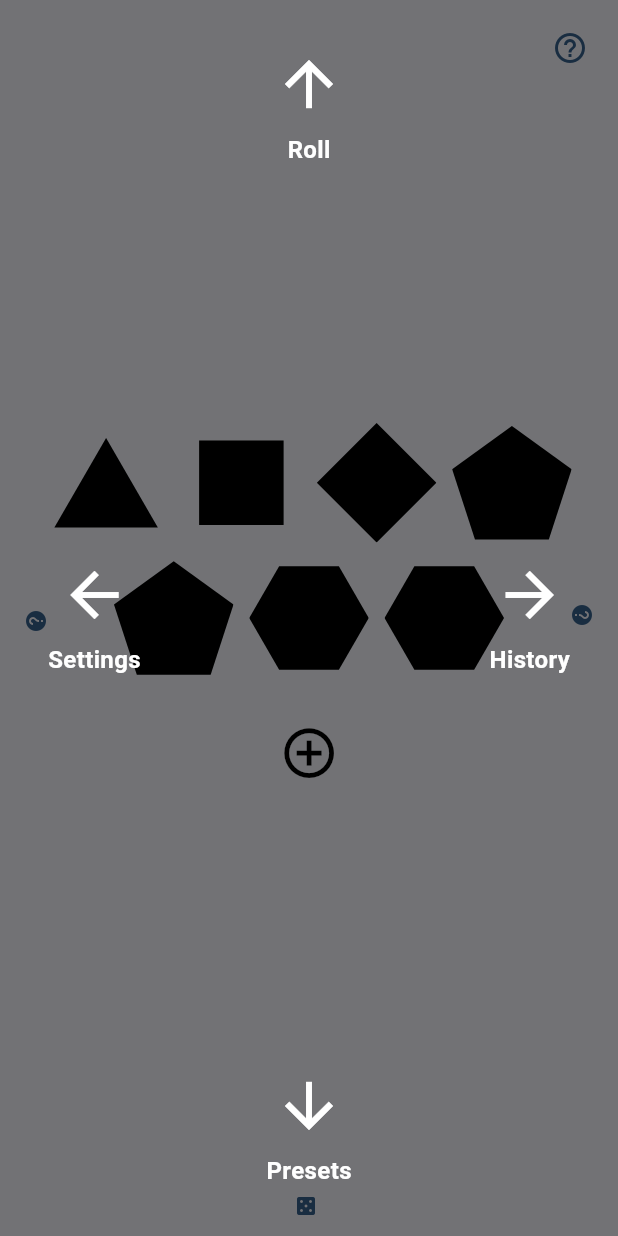
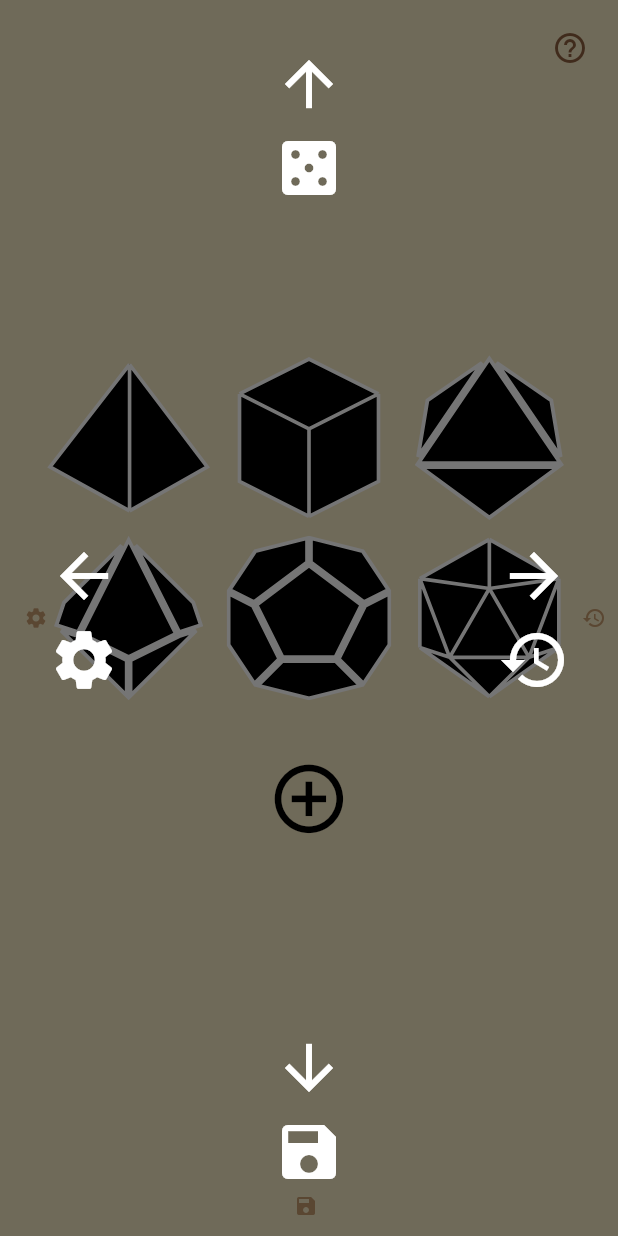
Before and after one commit to leorfernandes/mobile-dice-rolling, a Flutter app: the screen it shows after launch, on a phone screen of 412 x 824 dp. Run offline on Flutter 3.47's test engine with Material 3 defaults, Android fonts, the phone set to English and light mode, and no system bars; our stand-ins replace flutter_svg, just_audio, shared_preferences.

Commit message:
Themes and Dice Icons updated

```diff
--- a/lib/main.dart
+++ b/lib/main.dart
@@ -7,6 +7,7 @@ import 'providers/sound_provider.dart';
 import 'providers/history_provider.dart';
 import 'providers/preset_provider.dart';
 import 'providers/dice_set_provider.dart';
+import 'themes/app_theme.dart';
 
 void main() async {
   WidgetsFlutterBinding.ensureInitialized();
@@ -37,13 +38,9 @@ class MyApp extends StatelessWidget {
     return Consumer<ThemeProvider>(
       builder: (context, themeProvider, child) {
         return MaterialApp(
-          theme: ThemeData(
-            colorScheme: ColorScheme.fromSeed(
-              seedColor: Colors.blue,
-              brightness: themeProvider.isDarkMode ? Brightness.dark : Brightness.light,
-            ),
-            useMaterial3: true,
-          ),
+          theme: AppTheme.lightTheme,
+          darkTheme: AppTheme.darkTheme,
+          themeMode: ThemeMode.system,
           initialRoute: '/',
           routes: {
             '/': (context) => const MainScreen(),
--- a/lib/screens/main_screen.dart
+++ b/lib/screens/main_screen.dart
@@ -132,7 +132,6 @@ class _MainScreenState extends State<MainScreen> {
           duration: const Duration(milliseconds: 300),
           curve: Curves.easeInOut,
         ),
-        quarterTurns: 1,
       ));
     }
 
@@ -147,7 +146,6 @@ class _MainScreenState extends State<MainScreen> {
             duration: const Duration(milliseconds: 300),
             curve: Curves.easeInOut,
           ),
-          quarterTurns: 3,
         ),
         _buildEdgeTapArea(
           context: context,
@@ -157,7 +155,6 @@ class _MainScreenState extends State<MainScreen> {
             duration: const Duration(milliseconds: 300),
             curve: Curves.easeInOut,
           ),
-          quarterTurns: 1,
         ),
         _buildEdgeTapArea(
           context: context,
@@ -167,7 +164,6 @@ class _MainScreenState extends State<MainScreen> {
             duration: const Duration(milliseconds: 300),
             curve: Curves.easeInOut,
           ),
-          quarterTurns: 0,
           isHorizontal: true,
         ),
       ]);
@@ -183,7 +179,6 @@ class _MainScreenState extends State<MainScreen> {
           duration: const Duration(milliseconds: 300),
           curve: Curves.easeInOut,
         ),
-        quarterTurns: 3,
       ));
     }
 
@@ -197,7 +192,6 @@ class _MainScreenState extends State<MainScreen> {
           duration: const Duration(milliseconds: 300),
           curve: Curves.easeInOut,
         ),
-        quarterTurns: 0,
         isHorizontal: true,
       ));
     }
@@ -209,7 +203,6 @@ class _MainScreenState extends State<MainScreen> {
     required BuildContext context,
     required Alignment alignment,
     required VoidCallback onTap,
-    required int quarterTurns,
     bool isHorizontal = false,
   }) {
     return Positioned.fill(
@@ -224,20 +217,17 @@ class _MainScreenState extends State<MainScreen> {
             child: Center(
               child: Container(
                 padding: const EdgeInsets.symmetric(vertical: 8, horizontal: 16),
-                child: RotatedBox(
-                quarterTurns: quarterTurns,
                 child: Row(
                   mainAxisSize: MainAxisSize.min,
                   children: [
                     Icon(
                       _getIcon(alignment, _verticalPage, _horizontalPage),
-                      color: Theme.of(context).primaryColor,
+                      color: Theme.of(context).colorScheme.secondary,
                       size: 16,
                     ),
                     const SizedBox(width: 4),
                   ],
                 ),
-              ),
             ),
           ),
         ),
@@ -247,17 +237,17 @@ class _MainScreenState extends State<MainScreen> {
   }
 
   IconData _getIcon(Alignment alignment, int horizontalPage, int verticalPage) {
-    if (verticalPage == 0) {
+    if (_verticalPage == 0) {
       // On the horizontal pages
-      switch (horizontalPage) {
+      switch (_horizontalPage) {
         case 0: // Settings page
           if (alignment == Alignment.centerRight) return Icons.casino;
           break;
         case 1: // Dice Roller Page
           if (alignment == Alignment.centerLeft) return Icons.settings;
           if (alignment == Alignment.centerRight) return Icons.history;
-          if (alignment == Alignment.topCenter) return Icons.save;
-          if (alignment == Alignment.bottomCenter) return Icons.casino;
+          if (alignment == Alignment.topCenter) return Icons.casino;
+          if (alignment == Alignment.bottomCenter) return Icons.save;
           break;
         case 2: // History page
           if (alignment == Alignment.centerLeft) return Icons.casino;
--- /dev/null
+++ b/lib/themes/app_theme.dart
@@ -0,0 +1,94 @@
+import 'package:flutter/material.dart';
+
+class AppTheme {
+  static const colorPresets = [
+    ColorPreset(
+      name: 'Fantasy Classic',
+      primary: Color(0xFF8B5E3C),
+      background: Color(0xFFF3E6C2),
+      accent: Color(0xFFC49A6C),
+      text: Color(0xFF2E1B0B),
+    ),
+    ColorPreset(
+      name: 'Dark Classic',
+      primary: Color(0xFF4B1D3F),
+      background: Color(0xFF1A1A1D),
+      accent: Color(0xFFB00020),
+      text: Color(0xFFEDEDED),
+    ),
+    ColorPreset(
+      name: 'Dark Mystery',
+      primary: Color(0xFF1C3C3E),
+      background: Color(0xFF0F1A1C),
+      accent: Color(0xFF6D9886),
+      text: Color(0xFFD9D9D6),
+    ),
+    ColorPreset(
+      name: 'Cyberpunk',
+      primary: Color(0xFF00FFF7),
+      background: Color(0xFF0C0C0C),
+      accent: Color(0xFFFF006F),
+      text: Color(0xFFFFFFFF),
+    ),
+    ColorPreset(
+      name: 'Whimsical',
+      primary: Color(0xFFFFB5E8),
+      background: Color(0xFFFFF6F0),
+      accent: Color(0xFFB28DFF),
+      text: Color(0xFF44355B),
+    ),
+  ];
+
+  static ThemeData createTheme(ColorPreset preset, {bool isDark = false}) {
+    return ThemeData(
+      useMaterial3: true,
+      brightness: isDark ? Brightness.dark : Brightness.light,
+      colorScheme: ColorScheme(
+      brightness: isDark ? Brightness.dark : Brightness.light,
+      // Primary colors
+      primary: preset.primary,
+      onPrimary: preset.text,
+      primaryContainer: preset.primary.withOpacity(0.8),
+      onPrimaryContainer: preset.text,
+
+      // Secondary colors
+      secondary: preset.accent,
+      onSecondary: preset.text,
+      secondaryContainer: preset.accent.withOpacity(0.8),
+      onSecondaryContainer: preset.text,
+
+      // Background colors
+      background: preset.background,
+      onBackground: preset.text,
+      surface: preset.background,
+      onSurface: preset.text,
+
+      // Additional colors
+      error: Colors.red,
+      onError: Colors.white,
+      outline: preset.accent.withOpacity(0.5),
+      outlineVariant: preset.accent.withOpacity(0.3),
+    ),
+    scaffoldBackgroundColor: preset.background,
+  );
+  }
+
+  static ThemeData get lightTheme => createTheme(colorPresets[0], isDark: false);
+  static ThemeData get darkTheme => createTheme(colorPresets[0], isDark: true);
+}
+
+class ColorPreset {
+  final String name;
+  final Color primary;
+  final Color background;
+  final Color accent;
+  final Color text;
+
+  const ColorPreset({
+    required this.name,
+    required this.primary,
+    required this.background,
+    required this.accent,
+    required this.text,
+  });
+}
--- a/lib/widgets/dice_roller.dart
+++ b/lib/widgets/dice_roller.dart
@@ -21,7 +21,7 @@ class DiceRoller extends StatefulWidget {
 
 class _DiceRollerState extends State<DiceRoller> {
   //region Fields
-  final List<int> _availableDice = [4, 6, 8, 10, 12, 20, 100];
+  final List<int> _availableDice = [4, 6, 8, 10, 12, 20];
   Map<int, List<int>> _rollResults = {};
   bool _isRolling = false;
   bool _showingAnimation = false;
@@ -70,7 +70,7 @@ class _DiceRollerState extends State<DiceRoller> {
             builder: (context, constraints) {
               double totalWidth = constraints.maxWidth * 0.85;
               double spacing = totalWidth * 0.03;
-              double dieSize = ((totalWidth - spacing * 3) / 4).clamp(32.0, 128.0);
+              double dieSize = ((totalWidth - spacing * 2) / 3).clamp(32.0, 128.0);
 
               return Listener(
                 onPointerSignal: (pointerSignal) {
@@ -406,52 +406,42 @@ class _DiceRollerState extends State<DiceRoller> {
 
   //region Dice Icon Helper
   Widget _getDiceIcon(int sides, double size) {
+    final fillColor = Theme.of(context).colorScheme.primary;
+    final lineColor = Theme.of(context).colorScheme.background;
+
+    Widget buildDiceWithColors(String assetPath) {
+      return Stack(
+        children: [
+          //Fill layer
+          SvgPicture.asset(
+            assetPath,
+            width: size,
+            height: size,
+          ),
+        ],
+      );
+    }
+
     switch (sides) {
       case 4:
-        return SvgPicture.asset(
-          'assets/icons/dice-d4.svg',
-          width: size,
-          height: size,
+        return buildDiceWithColors('assets/icons/dice-d4.svg');
+      case 6:
+        return buildDiceWithColors('assets/icons/dice-d6.svg');
+      case 8:
+        return buildDiceWithColors('assets/icons/dice-d8.svg');
+      case 10:
+        return buildDiceWithColors('assets/icons/dice-d10.svg');
+      case 12:
+        return buildDiceWithColors('assets/icons/dice-d12.svg');
+      case 20:
+        return buildDiceWithColors('assets/icons/dice-d20.svg');
+      default:
+        return Icon(
+          Icons.casino,
+          size: size,
+          color: fillColor,
         );
-      case 6:
-        return SvgPicture.asset(
-          'assets/icons/dice-d6.svg',
-          width: size,
-          height: size,
-        );
-      case 8:
-        return SvgPicture.asset(
-          'assets/icons/dice-d8.svg',
-          width: size,
-          height: size,
-        );
-      case 10:
-        return SvgPicture.asset(
-          'assets/icons/dice-d10.svg',
-          width: size,
-          height: size,
-        );
-      case 12:
-        return SvgPicture.asset(
-          'assets/icons/dice-d12.svg',
-          width: size,
-          height: size,
-        );
-      case 20:
-        return SvgPicture.asset(
-          'assets/icons/dice-d20.svg',
-          width: size,
-          height: size,
-        );
-      case 100:
-        return SvgPicture.asset(
-          'assets/icons/dice-d20.svg',
-          width: size,
-          height: size,
-        );
-      default:
-        return Icon(Icons.casino, size: size);
-    }
   }
   //endregion
+  }
 }
--- a/lib/widgets/help_overlay.dart
+++ b/lib/widgets/help_overlay.dart
@@ -43,39 +43,39 @@ class HelpOverlay extends StatelessWidget {
         case 0: // Settings page
           arrows.add(_buildArrow(
             alignment: Alignment.centerRight,
-            icon: Icons.arrow_forward,
-            label: 'Roller',
+            arrow: Icons.arrow_forward,
+            icon: Icons.casino,
           ));
           break;
         case 1: // Dice Roller Page
           arrows.addAll([
             _buildArrow(
               alignment: Alignment.topCenter,
-              icon: Icons.arrow_upward,
-              label: 'Roll',
+              arrow: Icons.arrow_upward,
+              icon: Icons.casino,
             ),
             _buildArrow(
               alignment: Alignment.centerLeft,
-              icon: Icons.arrow_back,
-              label: 'Settings',
+              arrow: Icons.arrow_back,
+              icon: Icons.settings,
             ),
             _buildArrow(
               alignment: Alignment.centerRight,
-              icon: Icons.arrow_forward,
-              label: 'History',
+              arrow: Icons.arrow_forward,
+              icon: Icons.history,
             ),
             _buildArrow(
               alignment: Alignment.bottomCenter,
-              icon: Icons.arrow_downward,
-              label: 'Presets',
+              arrow: Icons.arrow_downward,
+              icon: Icons.save,
             ),
           ]);
           break;
         case 2: // History page
           arrows.add(_buildArrow(
             alignment: Alignment.centerLeft,
-            icon: Icons.arrow_back,
-            label: 'Roller',
+            arrow: Icons.arrow_back,
+            icon: Icons.casino,
           ));
           break;
       }
@@ -83,8 +83,8 @@ class HelpOverlay extends StatelessWidget {
       // On the presets page
       arrows.add(_buildArrow(
         alignment: Alignment.topCenter,
-        icon: Icons.arrow_upward,
-        label: 'Roller',
+        arrow: Icons.arrow_upward,
+        icon: Icons.casino,
       ));
     }
 
@@ -94,7 +94,7 @@ class HelpOverlay extends StatelessWidget {
   Widget _buildArrow({
     required Alignment alignment,
     required IconData icon,
-    required String label,
+    required IconData arrow,
   }) {
     return Align(
       alignment: alignment,
@@ -104,18 +104,15 @@ class HelpOverlay extends StatelessWidget {
           mainAxisSize: MainAxisSize.min,
           children: [
             Icon(
-              icon,
+              arrow,
               color: Colors.white,
               size: 48,
             ),
             const SizedBox(height: 8),
-            Text(
-              label,
-              style: const TextStyle(
-                color: Colors.white,
-                fontSize: 16,
-                fontWeight: FontWeight.bold,
-              ),
+            Icon(
+              icon,
+              color: Colors.white,
+              size: 48,
             ),
           ],
         ),
```
Also changed, not shown: assets/icons/dice-d10.png (deleted), assets/icons/dice-d10.svg, assets/icons/dice-d100.svg (deleted), assets/icons/dice-d12.png (deleted), assets/icons/dice-d12.svg, assets/icons/dice-d20.png (deleted), assets/icons/dice-d20.svg, assets/icons/dice-d4.png (deleted), assets/icons/dice-d4.svg, assets/icons/dice-d6.png (deleted), assets/icons/dice-d6.svg, assets/icons/dice-d8.png (deleted), assets/icons/dice-d8.svg.
